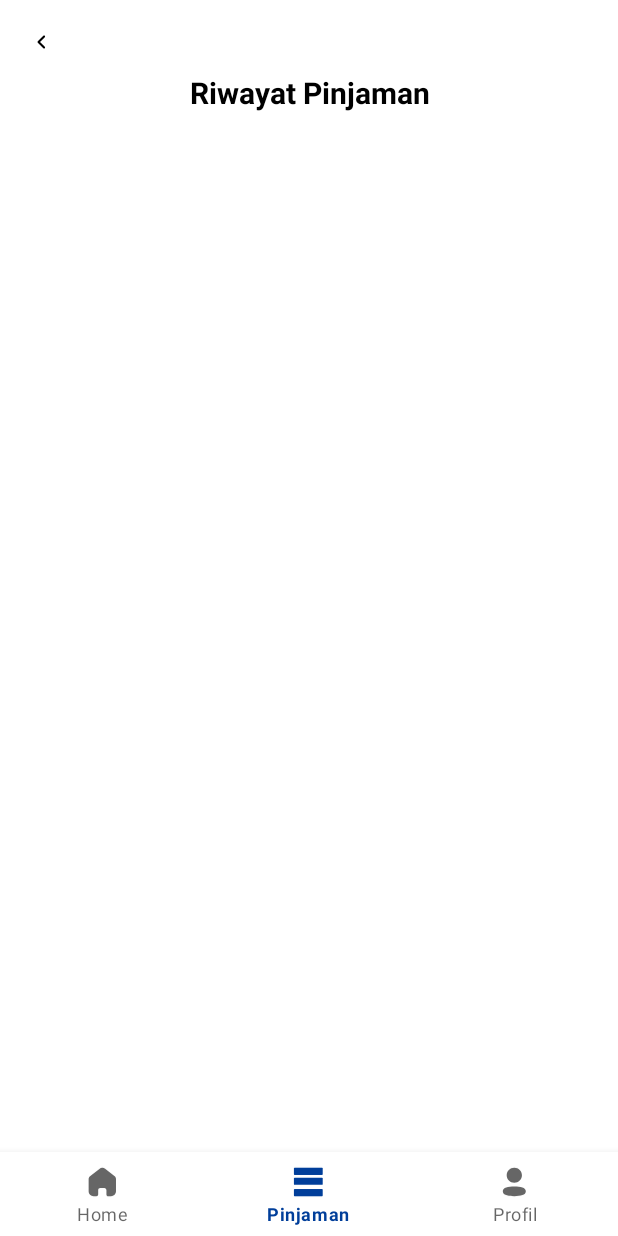
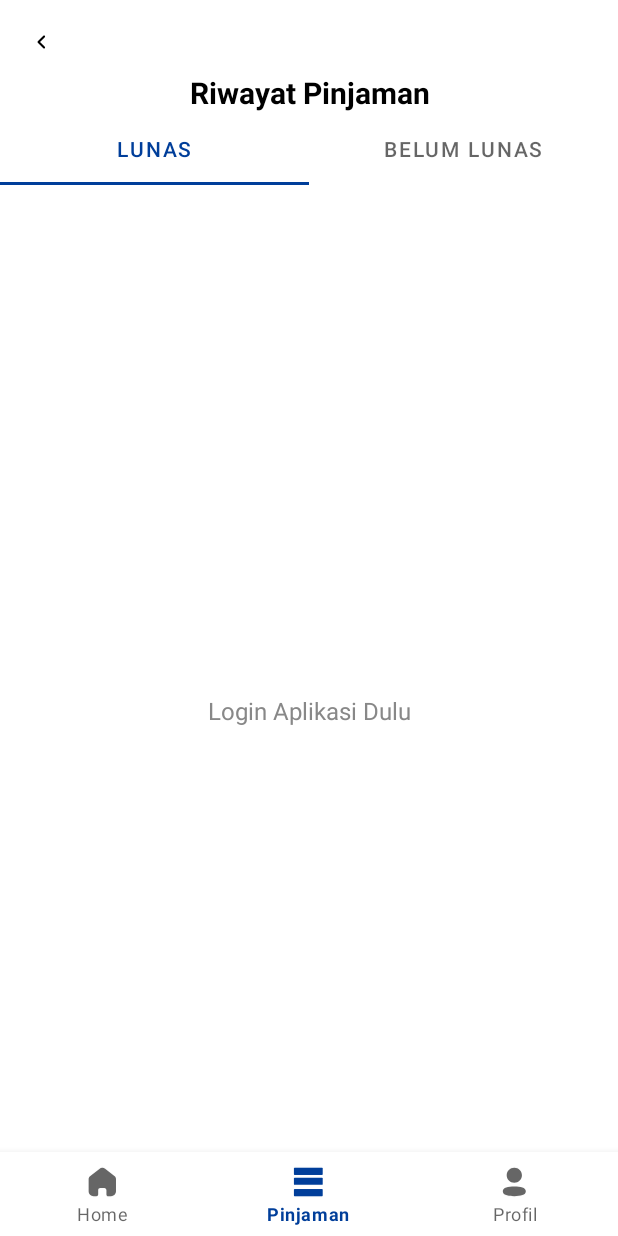
Before and after one commit to aryasatyaokta/adapinjam-mobile, an Android app: the screen it shows after launch (HomeActivity), item 2 of the bottom bar chosen, on a phone screen of 412 x 824 dp. Run offline under Robolectric (Android 15) with nearby library versions, the phone set to English and light mode, and no system bars.

Commit message:
Update View Pager History Pinjaman

```diff
--- a/app/src/main/AndroidManifest.xml
+++ b/app/src/main/AndroidManifest.xml
@@ -60,6 +60,7 @@
             android:exported="false" />
         <activity
             android:name=".ui.home.HomeActivity"
+            android:windowSoftInputMode="adjustResize"
             android:exported="false" />
         <activity
             android:name=".ui.register.RegisterActivity"
--- a/app/src/main/java/id/co/bcaf/adapinjam/data/fragment/HistoryPinjamanFragment.kt
+++ b/app/src/main/java/id/co/bcaf/adapinjam/data/fragment/HistoryPinjamanFragment.kt
@@ -8,46 +8,37 @@ import androidx.fragment.app.Fragment
 import androidx.lifecycle.lifecycleScope
 import androidx.recyclerview.widget.LinearLayoutManager
 import androidx.recyclerview.widget.RecyclerView
+import androidx.viewpager2.widget.ViewPager2
+import com.google.android.material.tabs.TabLayout
+import com.google.android.material.tabs.TabLayoutMediator
 import id.co.bcaf.adapinjam.R
 import id.co.bcaf.adapinjam.data.utils.RetrofitClient
 import id.co.bcaf.adapinjam.data.utils.SharedPrefManager
 import id.co.bcaf.adapinjam.ui.historypinjaman.HistoryPinjamanAdapter
+import id.co.bcaf.adapinjam.ui.historypinjaman.StatusPinjamanPagerAdapter
 import kotlinx.coroutines.launch
 
 class HistoryPinjamanFragment : Fragment() {
 
-    private lateinit var recyclerView: RecyclerView
     private lateinit var sharedPrefManager: SharedPrefManager
-    private lateinit var tvEmptyMessage: View
+    private lateinit var viewPager: ViewPager2
+    private lateinit var tabLayout: TabLayout
 
     override fun onCreateView(
         inflater: LayoutInflater, container: ViewGroup?,
         savedInstanceState: Bundle?
     ): View? {
         val view = inflater.inflate(R.layout.fragment_history_pinjaman, container, false)
-        recyclerView = view.findViewById(R.id.recyclerViewPinjaman)
-        tvEmptyMessage = view.findViewById(R.id.tvEmptyState)
 
-        recyclerView.layoutManager = LinearLayoutManager(requireContext())
         sharedPrefManager = SharedPrefManager(requireContext())
-        val token = sharedPrefManager.getToken()
 
-        if (!token.isNullOrEmpty()) {
-            lifecycleScope.launch {
-                try {
-                    val data = RetrofitClient.apiService.getHistoryPinjaman("Bearer $token")
-                    if (data.isNotEmpty()) {
-                        recyclerView.adapter = HistoryPinjamanAdapter(data)
-                        tvEmptyMessage.visibility = View.GONE
-                    } else {
-                        tvEmptyMessage.visibility = View.VISIBLE
-                    }
-                } catch (e: Exception) {
-                    // Hapus toast seperti diminta
-                    tvEmptyMessage.visibility = View.VISIBLE
-                }
-            }
-        }
+        viewPager = view.findViewById(R.id.viewPagerPinjaman)
+        tabLayout = view.findViewById(R.id.tabLayoutStatus)
+
+        viewPager.adapter = StatusPinjamanPagerAdapter(this)
+        TabLayoutMediator(tabLayout, viewPager) { tab, position ->
+            tab.text = if (position == 0) "Lunas" else "Belum Lunas"
+        }.attach()
 
         return view
     }
--- a/app/src/main/java/id/co/bcaf/adapinjam/data/utils/RetrofitClient.kt
+++ b/app/src/main/java/id/co/bcaf/adapinjam/data/utils/RetrofitClient.kt
@@ -9,7 +9,7 @@ import java.util.concurrent.TimeUnit
 
 object RetrofitClient {
 //    private const val BASE_URL = "http://35.223.1.74/be/"
-    private const val BASE_URL = "https://0496-120-188-35-252.ngrok-free.app/be/" // Ganti dengan URL API kamu
+    private const val BASE_URL = "https://9051-120-188-36-90.ngrok-free.app/be/" // Ganti dengan URL API kamu
 
     private val client = OkHttpClient.Builder()
         .connectTimeout(60, TimeUnit.SECONDS) // Set connect timeout
--- /dev/null
+++ b/app/src/main/java/id/co/bcaf/adapinjam/ui/historypinjaman/LunasPinjamanFragment.kt
@@ -0,0 +1,62 @@
+package id.co.bcaf.adapinjam.ui.historypinjaman
+
+import android.annotation.SuppressLint
+import android.os.Bundle
+import android.view.LayoutInflater
+import android.view.View
+import android.view.ViewGroup
+import android.widget.TextView
+import androidx.fragment.app.Fragment
+import androidx.lifecycle.lifecycleScope
+import androidx.recyclerview.widget.LinearLayoutManager
+import androidx.recyclerview.widget.RecyclerView
+import id.co.bcaf.adapinjam.R
+import id.co.bcaf.adapinjam.data.utils.RetrofitClient
+import id.co.bcaf.adapinjam.data.utils.SharedPrefManager
+import kotlinx.coroutines.launch
+
+class LunasPinjamanFragment : Fragment() {
+
+    private lateinit var recyclerView: RecyclerView
+    private lateinit var sharedPrefManager: SharedPrefManager
+    private lateinit var tvEmptyMessage: TextView
+
+    @SuppressLint("MissingInflatedId")
+    override fun onCreateView(
+        inflater: LayoutInflater, container: ViewGroup?,
+        savedInstanceState: Bundle?
+    ): View? {
+        val view = inflater.inflate(R.layout.fragment_lunas_belum, container, false)
+        recyclerView = view.findViewById(R.id.recyclerViewPinjaman)
+        tvEmptyMessage = view.findViewById(R.id.tvEmptyState)
+
+        recyclerView.layoutManager = LinearLayoutManager(requireContext())
+        sharedPrefManager = SharedPrefManager(requireContext())
+
+        val token = sharedPrefManager.getToken()
+
+        if (!token.isNullOrEmpty()) {
+            lifecycleScope.launch {
+                try {
+                    val data = RetrofitClient.apiService.getHistoryPinjaman("Bearer $token")
+                    val lunasList = data.filter { it.lunas }
+                    if (lunasList.isNotEmpty()) {
+                        recyclerView.adapter = HistoryPinjamanAdapter(lunasList)
+                        tvEmptyMessage.visibility = View.GONE
+                    } else {
+                        tvEmptyMessage.text = "Tidak Ada Pinjaman"
+                        tvEmptyMessage.visibility = View.VISIBLE
+                    }
+                } catch (e: Exception) {
+                    tvEmptyMessage.text = "Gagal memuat data"
+                    tvEmptyMessage.visibility = View.VISIBLE
+                }
+            }
+        } else {
+            tvEmptyMessage.text = "Login Aplikasi Dulu"
+            tvEmptyMessage.visibility = View.VISIBLE
+        }
+
+        return view
+    }
+}
--- /dev/null
+++ b/app/src/main/java/id/co/bcaf/adapinjam/ui/historypinjaman/StatusPinjamanPagerAdapter.kt
@@ -0,0 +1,11 @@
+package id.co.bcaf.adapinjam.ui.historypinjaman
+
+import androidx.fragment.app.Fragment
+import androidx.viewpager2.adapter.FragmentStateAdapter
+
+class StatusPinjamanPagerAdapter(fragment: Fragment) : FragmentStateAdapter(fragment) {
+    override fun getItemCount() = 2
+    override fun createFragment(position: Int): Fragment {
+        return if (position == 0) LunasPinjamanFragment() else BelumLunasPinjamanFragment()
+    }
+}
--- a/app/src/main/res/layout/activity_history_pinjaman.xml
+++ b/app/src/main/res/layout/activity_history_pinjaman.xml
@@ -5,6 +5,8 @@
     android:layout_width="match_parent"
     android:layout_height="match_parent"
     tools:context=".ui.historypinjaman.HistoryPinjamanActivity">
+
+
 
     <!-- Bottom Navigation -->
     <com.google.android.material.bottomnavigation.BottomNavigationView
--- a/app/src/main/res/layout/activity_home.xml
+++ b/app/src/main/res/layout/activity_home.xml
@@ -6,7 +6,8 @@
     android:layout_width="match_parent"
     android:layout_height="match_parent"
     tools:context=".ui.home.HomeActivity"
-    android:padding="0dp">
+    android:padding="0dp"
+    android:fitsSystemWindows="true">
 
   <FrameLayout
       android:id="@+id/fragment_container"
--- a/app/src/main/res/layout/fragment_history_pinjaman.xml
+++ b/app/src/main/res/layout/fragment_history_pinjaman.xml
@@ -31,29 +31,23 @@
         app:layout_constraintEnd_toEndOf="parent"
         android:layout_marginTop="8dp" />
 
-    <!-- Card Informasi Pinjaman -->
-    <androidx.recyclerview.widget.RecyclerView
-        android:id="@+id/recyclerViewPinjaman"
+    <com.google.android.material.tabs.TabLayout
+        android:id="@+id/tabLayoutStatus"
+        android:layout_width="match_parent"
+        android:layout_height="wrap_content"
+        app:tabMode="fixed"
+        app:layout_constraintTop_toBottomOf="@id/titleHistory"
+        app:layout_constraintStart_toStartOf="parent"
+        app:layout_constraintEnd_toEndOf="parent" />
+
+    <androidx.viewpager2.widget.ViewPager2
+        android:id="@+id/viewPagerPinjaman"
         android:layout_width="match_parent"
         android:layout_height="0dp"
-        android:layout_marginTop="16dp"
-        app:layout_constraintTop_toBottomOf="@id/titleHistory"
+        app:layout_constraintTop_toBottomOf="@id/tabLayoutStatus"
         app:layout_constraintBottom_toBottomOf="parent"
         app:layout_constraintStart_toStartOf="parent"
         app:layout_constraintEnd_toEndOf="parent"/>
 
-    <TextView
-        android:id="@+id/tvEmptyState"
-        android:layout_width="wrap_content"
-        android:layout_height="wrap_content"
-        android:text="Tidak Ada Pinjaman"
-        android:textColor="#888888"
-        android:textSize="16sp"
-        android:visibility="gone"
-        android:layout_marginTop="24dp"
-        app:layout_constraintTop_toBottomOf="@id/titleHistory"
-        app:layout_constraintBottom_toBottomOf="parent"
-        app:layout_constraintStart_toStartOf="parent"
-        app:layout_constraintEnd_toEndOf="parent"/>
 
 </androidx.constraintlayout.widget.ConstraintLayout>
--- /dev/null
+++ b/app/src/main/res/layout/fragment_lunas_belum.xml
@@ -0,0 +1,24 @@
+<androidx.constraintlayout.widget.ConstraintLayout xmlns:android="http://schemas.android.com/apk/res/android"
+    xmlns:app="http://schemas.android.com/apk/res-auto"
+    android:layout_width="match_parent"
+    android:layout_height="match_parent">
+
+    <androidx.recyclerview.widget.RecyclerView
+        android:id="@+id/recyclerViewPinjaman"
+        android:layout_width="match_parent"
+        android:layout_height="match_parent"/>
+
+    <TextView
+        android:id="@+id/tvEmptyState"
+        android:layout_width="wrap_content"
+        android:layout_height="wrap_content"
+        android:text="Tidak Ada Pinjaman"
+        android:textColor="#888888"
+        android:textSize="16sp"
+        android:layout_gravity="center"
+        android:visibility="gone"
+        app:layout_constraintTop_toTopOf="parent"
+        app:layout_constraintBottom_toBottomOf="parent"
+        app:layout_constraintStart_toStartOf="parent"
+        app:layout_constraintEnd_toEndOf="parent"/>
+</androidx.constraintlayout.widget.ConstraintLayout>
--- a/app/src/main/res/values/colors.xml
+++ b/app/src/main/res/values/colors.xml
@@ -1,8 +1,8 @@
 <?xml version="1.0" encoding="utf-8"?>
 <resources>
     <color name="purple_200">#003E9A</color>
-    <color name="purple_500">#FF6200EE</color>
-    <color name="purple_700">#FF3700B3</color>
+    <color name="purple_500">#003E9A</color>
+    <color name="purple_700">#003E9A</color>
     <color name="teal_200">#FF03DAC5</color>
     <color name="teal_700">#FF018786</color>
     <color name="black">#000000</color>
```
Also changed, not shown: app/src/main/java/id/co/bcaf/adapinjam/ui/historypinjaman/BelumLunasPinjamanFragment.kt (added, +63 -0 lines).
